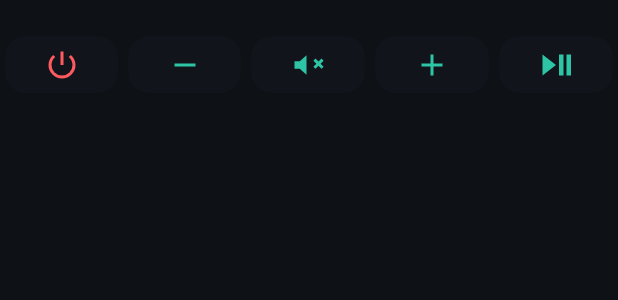
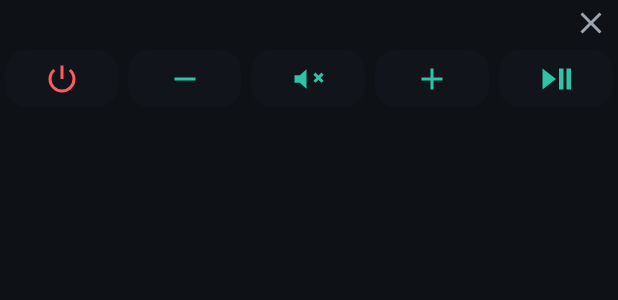
Before and after one commit to dimslider/mondial2026, an Android app: the layout notification_remote.xml on its own in the app's theme, with its tools: preview values and no code run, on a phone screen of 412 x 824 dp. Shown: the top 300 px of the screen. Run offline under Robolectric (Android 15) with nearby library versions, the phone set to English and light mode, and no system bars.

Commit message:
TV remote: floating remote closes with X, with the app, and off Wi-Fi
- An X on the notification remote hides it until the app is opened again.
- Swiping the app away from recent apps hides it the same way.
- Off Wi-Fi the controls give way to a minimised, silent placeholder (or the call
  notification) and come back by themselves when Wi-Fi returns.
- Opening the app brings the controls back if they are switched on in settings.

Co-Authored-By: Claude Opus 5.5 <noreply@anthropic.com>
Claude-Session: https://claude.ai/code/session_014Rxf8XLudsMs3P6qi7tbxe

```diff
--- a/samsung-remote/app/src/main/java/com/home/tvremote/MainActivity.kt
+++ b/samsung-remote/app/src/main/java/com/home/tvremote/MainActivity.kt
@@ -53,6 +53,7 @@ class MainActivity : Activity() {
         super.onStart()
         tv.addListener(listener)
         tv.acquire("screen")
+        RemoteService.appOpened(this)
     }
 
     override fun onStop() {
--- /dev/null
+++ b/samsung-remote/app/src/main/res/drawable/ic_q_close.xml
@@ -0,0 +1,5 @@
+<?xml version="1.0" encoding="utf-8"?>
+<vector xmlns:android="http://schemas.android.com/apk/res/android"
+    android:width="24dp" android:height="24dp" android:viewportWidth="24" android:viewportHeight="24">
+    <path android:fillColor="#9AA4B2" android:pathData="M6.4,5L12,10.6 17.6,5 19,6.4 13.4,12 19,17.6 17.6,19 12,13.4 6.4,19 5,17.6 10.6,12 5,6.4z" />
+</vector>
--- a/samsung-remote/app/src/main/res/layout/notification_remote.xml
+++ b/samsung-remote/app/src/main/res/layout/notification_remote.xml
@@ -1,9 +1,14 @@
 <?xml version="1.0" encoding="utf-8"?>
 <LinearLayout xmlns:android="http://schemas.android.com/apk/res/android"
     android:layout_width="match_parent" android:layout_height="wrap_content" android:orientation="vertical">
-    <TextView android:id="@+id/q_title" android:layout_width="match_parent" android:layout_height="wrap_content"
-        android:textSize="13sp" android:maxLines="1" android:ellipsize="end" android:layout_marginBottom="2dp"
-        android:textAppearance="@android:style/TextAppearance.Material.Notification.Title" />
+    <LinearLayout android:layout_width="match_parent" android:layout_height="wrap_content"
+        android:orientation="horizontal" android:gravity="center_vertical">
+        <TextView android:id="@+id/q_title" android:layout_width="0dp" android:layout_height="wrap_content" android:layout_weight="1"
+            android:textSize="13sp" android:maxLines="1" android:ellipsize="end"
+            android:textAppearance="@android:style/TextAppearance.Material.Notification.Title" />
+        <ImageButton android:id="@+id/q_close" android:layout_width="36dp" android:layout_height="30dp"
+            android:background="@android:color/transparent" android:src="@drawable/ic_q_close" android:contentDescription="סגור את השלט" />
+    </LinearLayout>
     <LinearLayout android:layout_width="match_parent" android:layout_height="wrap_content" android:orientation="horizontal"
         android:layoutDirection="ltr">
         <ImageButton android:id="@+id/q_power" android:layout_width="0dp" android:layout_height="38dp" android:layout_weight="1"
```
Also changed, not shown: samsung-remote/app/src/main/java/com/home/tvremote/QuickAccess.kt (+88 -12 lines).
